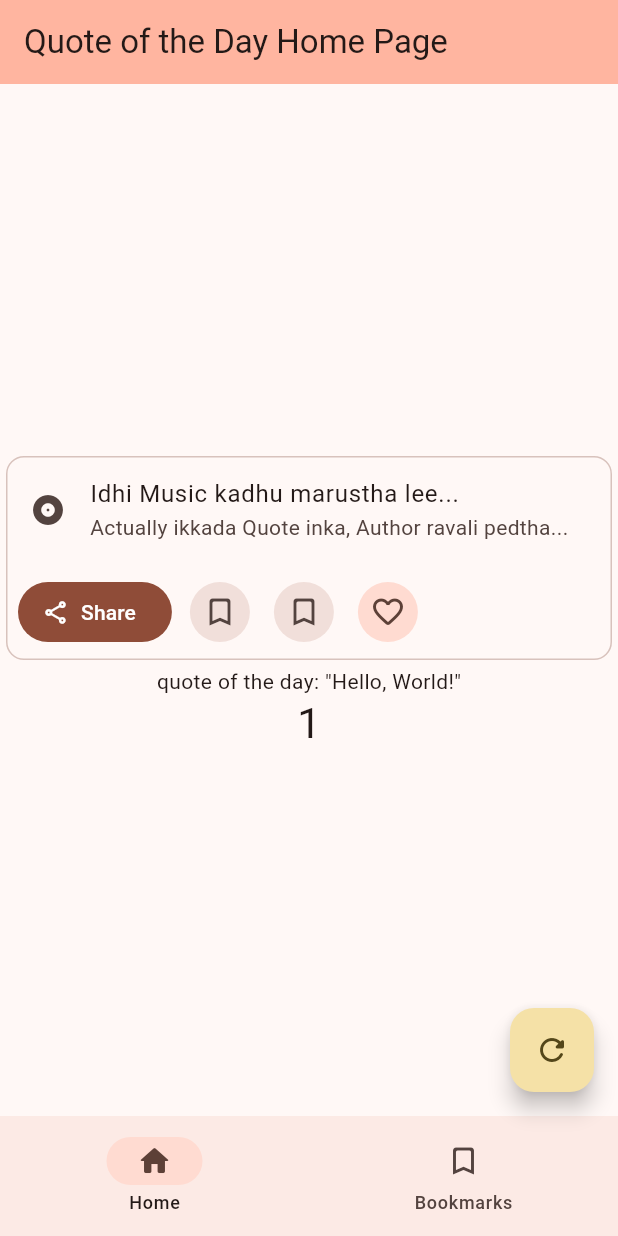
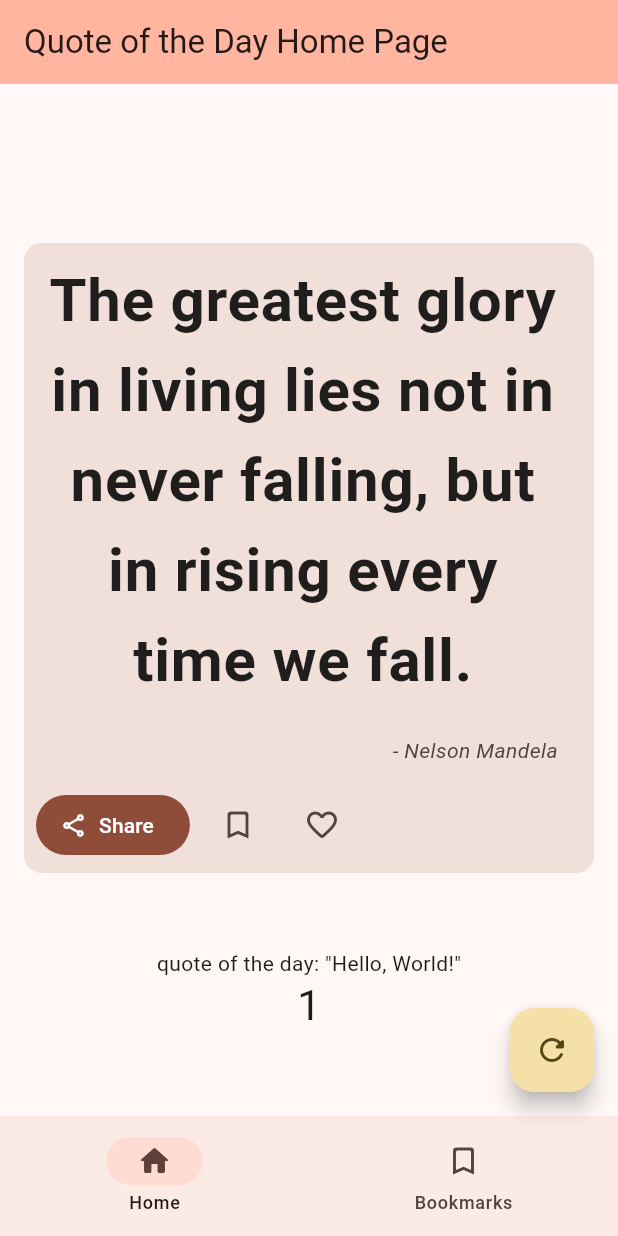
Before and after one commit to SandeepReddy0805/quote_of_the_day, a Flutter app: the screen it shows after launch, on a phone screen of 412 x 824 dp. Run offline on Flutter 3.47's test engine with Material 3 defaults, Android fonts, the phone set to English and light mode, and no system bars; our stand-ins replace google_fonts; Roboto replaces fonts that are missing (JetBrainsMono).

```diff
--- a/lib/main.dart
+++ b/lib/main.dart
@@ -1,5 +1,5 @@
 import 'package:flutter/material.dart';
-// import 'package:dynamic_color/dynamic_color.dart';
+import 'package:google_fonts/google_fonts.dart';
 
 void main() {
   runApp(const MyApp());
@@ -8,27 +8,14 @@ void main() {
 class MyApp extends StatelessWidget {
   const MyApp({super.key});
 
-  // This widget is the root of your application.
+  // This widget is the root of my application.
   @override
   Widget build(BuildContext context) {
     return MaterialApp(
       title: 'Flutter Demo',
       theme: ThemeData(
-        // This is the theme of your application.
-        //
-        // TRY THIS: Try running your application with "flutter run". You'll see
-        // the application has a redAccent toolbar. Then, without quitting the app,
-        // try changing the seedColor in the colorScheme below to Colors.green
-        // and then invoke "hot reload" (save your changes or press the "hot
-        // reload" button in a Flutter-supported IDE, or press "r" if you used
-        // the command line to start the app).
-        //
-        // Notice that the counter didn't reset back to zero; the application
-        // state is not lost during the reload. To reset the state, use hot
-        // restart instead.
-        //
-        // This works for code too, not just values: Most code changes can be
-        // tested with just a hot reload.
+        // This is the theme of my application.
+        // textTheme: GoogleFonts.bungeeSpiceTextTheme(),
         colorScheme: ColorScheme.fromSeed(seedColor: Colors.deepOrange),
         useMaterial3: true,
       ),
@@ -40,14 +27,9 @@ class MyApp extends StatelessWidget {
 class MyHomePage extends StatefulWidget {
   const MyHomePage({super.key, required this.title});
 
-  // This widget is the home page of your application. It is stateful, meaning
+  // This widget is the home page of my application. It is stateful, meaning
   // that it has a State object (defined below) that contains fields that affect
   // how it looks.
-
-  // This class is the configuration for the state. It holds the values (in this
-  // case the title) provided by the parent (in this case the App widget) and
-  // used by the build method of the State. Fields in a Widget subclass are
-  // always marked "final".
 
   final String title;
 
@@ -59,6 +41,7 @@ class _MyHomePageState extends State<MyHomePage> {
   int _counter = 1;
   int currentPageIndex = 0;
   bool? saveSelected = false;
+  int modifier = 1;
 
   void _incrementCounter() {
     setState(() {
@@ -67,7 +50,7 @@ class _MyHomePageState extends State<MyHomePage> {
       // so that the display can reflect the updated values. If we changed
       // _counter without calling setState(), then the build method would not be
       // called again, and so nothing would appear to happen.
-      _counter <<= 1;
+      _counter += modifier;
     });
   }
 
@@ -108,14 +91,30 @@ class _MyHomePageState extends State<MyHomePage> {
           // wireframe for each widget.
           mainAxisAlignment: MainAxisAlignment.center,
           children: <Widget>[
-            Card.outlined(
+            Card.filled(
+              margin:
+                  const EdgeInsets.symmetric(horizontal: 16.0, vertical: 50.0),
+              // EdgeInsetGeometry: const EdgeInsets.all(10.0),
               child: Column(
                 children: <Widget>[
                   const ListTile(
-                    leading: Icon(Icons.album),
-                    title: Text('Idhi Music kadhu marustha lee...'),
-                    subtitle:
-                        Text('Actually ikkada Quote inka, Author ravali pedtha...'),
+                    // No leading widget, so the title is centered.
+                    // leading: Icon(Icons.album),
+                    title: Text(
+                      'The greatest glory in living lies not in never falling, but in rising every time we fall.',
+                      textAlign: TextAlign.center,
+                      style: TextStyle(
+                        fontFamily: "JetBrainsMono",
+                        fontSize: 40.0,
+                        fontWeight: FontWeight.bold,
+                        color: Colors.black87,
+                      ),
+                    ),
+                    subtitle: Text(
+                      '\n- Nelson Mandela',
+                      textAlign: TextAlign.right,
+                      style: TextStyle(fontStyle: FontStyle.italic),
+                    ),
                   ),
                   ButtonBar(
                     alignment: MainAxisAlignment.start,
@@ -130,6 +129,7 @@ class _MyHomePageState extends State<MyHomePage> {
                         onPressed: () {
                           setState(() {
                             saveSelected = !saveSelected!;
+                            modifier = saveSelected! ? 1 : -1;
                           });
                         },
                         icon: const Icon(Icons.bookmark_border_rounded),
@@ -138,13 +138,17 @@ class _MyHomePageState extends State<MyHomePage> {
                       IconButton.filledTonal(
                         isSelected: saveSelected,
                         onPressed: () {
-                          // implemet
+                          setState(() {
+                            saveSelected = !saveSelected!;
+                            modifier = saveSelected! ? 1 : -1;
+                          });
                         },
-                        selectedIcon: const Icon(Icons.bookmark_outlined),
-                        icon: const Icon(Icons.bookmark_border_rounded),
-                      ),
-                      IconButton.filledTonal(
-                        onPressed: () {},
+                        style: ButtonStyle(
+                          shape: MaterialStateProperty.all(
+                            const CircleBorder(),
+                          ),
+                        ),
+                        selectedIcon: const Icon(Icons.favorite_rounded),
                         icon: const Icon(Icons.favorite_border_rounded),
                       )
                     ],
--- a/pubspec.yaml
+++ b/pubspec.yaml
@@ -36,6 +36,7 @@ dependencies:
   # Use with the CupertinoIcons class for iOS style icons.
   cupertino_icons: ^1.0.6
   dynamic_color: ^1.7.0
+  google_fonts: ^6.2.1
 
 dev_dependencies:
   flutter_test:
```
Also changed, not shown: pubspec.lock, 1 other file.
